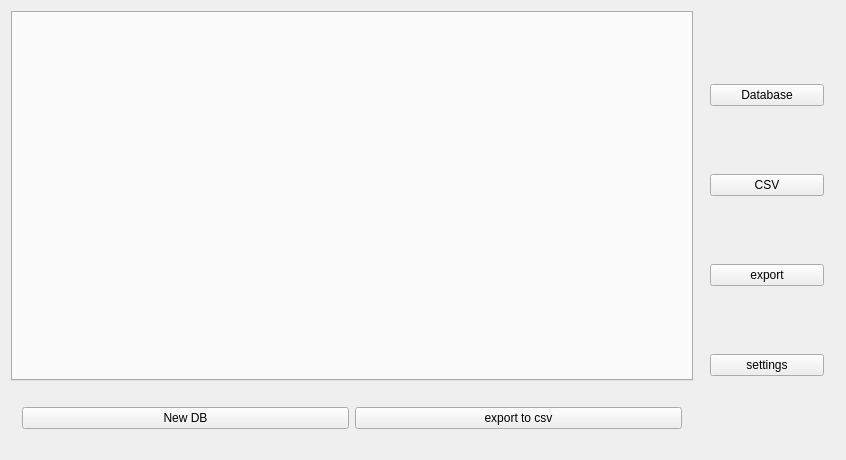
Qt form mainwindow.ui (Trother555/ConverTable) before a commit.
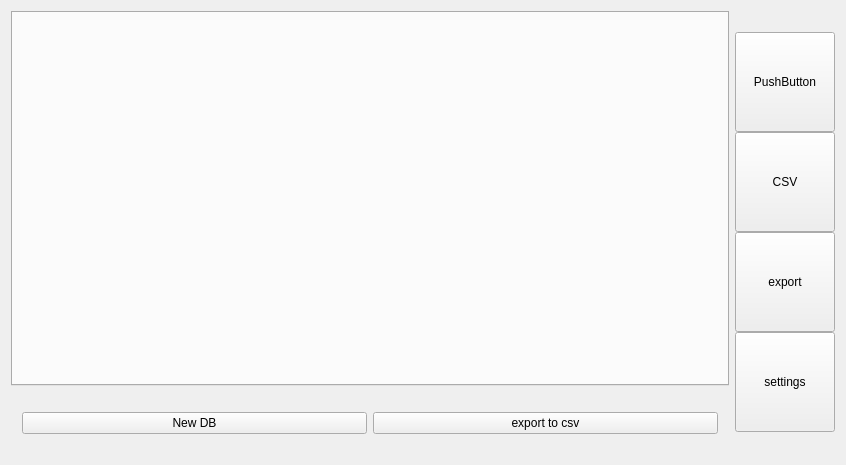
The same form after that commit. The open tabs and pages were chosen to show the change. Custom widgets are drawn as their Qt base class.

Patch:
```diff
--- a/mainwindow.ui
+++ b/mainwindow.ui
@@ -7,7 +7,7 @@
     <x>0</x>
     <y>0</y>
     <width>846</width>
-    <height>460</height>
+    <height>465</height>
    </rect>
   </property>
   <property name="windowTitle">
@@ -275,7 +275,7 @@
     <item row="0" column="1">
      <widget class="QWidget" name="widget" native="true">
       <property name="sizePolicy">
-       <sizepolicy hsizetype="Preferred" vsizetype="Preferred">
+       <sizepolicy hsizetype="Fixed" vsizetype="Fixed">
         <horstretch>1</horstretch>
         <verstretch>0</verstretch>
        </sizepolicy>
@@ -284,34 +284,97 @@
        <string notr="true"/>
       </property>
       <layout class="QGridLayout" name="gridLayout">
+       <property name="leftMargin">
+        <number>0</number>
+       </property>
+       <property name="topMargin">
+        <number>0</number>
+       </property>
+       <property name="rightMargin">
+        <number>0</number>
+       </property>
+       <property name="bottomMargin">
+        <number>0</number>
+       </property>
+       <property name="spacing">
+        <number>0</number>
+       </property>
        <item row="3" column="0">
-        <widget class="QPushButton" name="TabSettings">
+        <widget class="ToggleButton" name="TabSettings">
+         <property name="sizePolicy">
+          <sizepolicy hsizetype="Fixed" vsizetype="Fixed">
+           <horstretch>0</horstretch>
+           <verstretch>0</verstretch>
+          </sizepolicy>
+         </property>
+         <property name="minimumSize">
+          <size>
+           <width>100</width>
+           <height>100</height>
+          </size>
+         </property>
          <property name="text">
           <string>settings</string>
          </property>
         </widget>
        </item>
-       <item row="0" column="0">
-        <widget class="QPushButton" name="TabDatabase">
-         <property name="text">
-          <string>Database</string>
-         </property>
-        </widget>
-       </item>
-       <item row="2" column="0">
-        <widget class="QPushButton" name="TabExport">
-         <property name="text">
-          <string>export</string>
-         </property>
-        </widget>
-       </item>
        <item row="1" column="0">
-        <widget class="QPushButton" name="TabCSV">
+        <widget class="ToggleButton" name="TabCSV">
+         <property name="sizePolicy">
+          <sizepolicy hsizetype="Fixed" vsizetype="Fixed">
+           <horstretch>0</horstretch>
+           <verstretch>0</verstretch>
+          </sizepolicy>
+         </property>
+         <property name="minimumSize">
+          <size>
+           <width>100</width>
+           <height>100</height>
+          </size>
+         </property>
          <property name="text">
           <string>CSV</string>
          </property>
         </widget>
        </item>
+       <item row="2" column="0">
+        <widget class="ToggleButton" name="TabExport">
+         <property name="sizePolicy">
+          <sizepolicy hsizetype="Fixed" vsizetype="Fixed">
+           <horstretch>0</horstretch>
+           <verstretch>0</verstretch>
+          </sizepolicy>
+         </property>
+         <property name="minimumSize">
+          <size>
+           <width>100</width>
+           <height>100</height>
+          </size>
+         </property>
+         <property name="text">
+          <string>export</string>
+         </property>
+        </widget>
+       </item>
+       <item row="0" column="0">
+        <widget class="ToggleButton" name="TabDatabase">
+         <property name="sizePolicy">
+          <sizepolicy hsizetype="Fixed" vsizetype="Fixed">
+           <horstretch>0</horstretch>
+           <verstretch>0</verstretch>
+          </sizepolicy>
+         </property>
+         <property name="minimumSize">
+          <size>
+           <width>100</width>
+           <height>100</height>
+          </size>
+         </property>
+         <property name="text">
+          <string>PushButton</string>
+         </property>
+        </widget>
+       </item>
       </layout>
      </widget>
     </item>
@@ -329,7 +392,18 @@
   <customwidget>
    <class>DbNamesListView</class>
    <extends>QListWidget</extends>
-   <header location="global">DbNamesListView.h</header>
+   <header>DbNamesListView.h</header>
+  </customwidget>
+  <customwidget>
+   <class>ToggleButton</class>
+   <extends>QPushButton</extends>
+   <header>ToggleButton.h</header>
+  </customwidget>
+  <customwidget>
+   <class>ButtonGroup</class>
+   <extends>QWidget</extends>
+   <header location="global">ButtonGroup.h</header>
+   <container>1</container>
   </customwidget>
  </customwidgets>
  <resources/>
```
Left out of the diff: 4 changed lines with no effect on the pictures.
